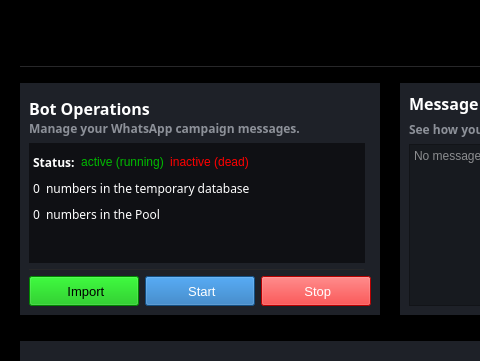
Old version of the form gui/main.ui in the repository alasgarovs/OctoBot; both pictures show x 0 to 480 and y 0 to 361 of the 800 by 598 pixel window.
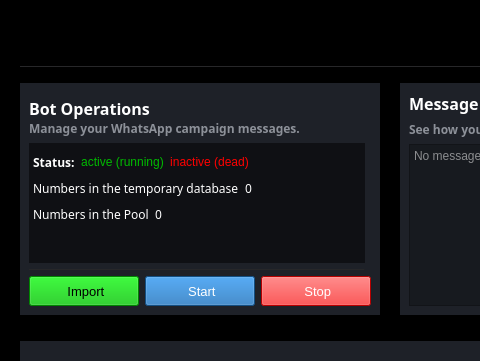
New version of the form. Icons and pictures are not drawn.

Commit message: feat:update operations sector

```diff
--- a/gui/main.ui
+++ b/gui/main.ui
@@ -575,23 +575,6 @@
               </item>
               <item>
                <layout class="QHBoxLayout" name="horizontalLayout_13">
-                <item>
-                 <widget class="QLabel" name="label_temp_numbers">
-                  <property name="font">
-                   <font>
-                    <family>Sans Serif</family>
-                    <pointsize>9</pointsize>
-                    <bold>false</bold>
-                   </font>
-                  </property>
-                  <property name="styleSheet">
-                   <string notr="true">color: rgb(255, 255, 255);</string>
-                  </property>
-                  <property name="text">
-                   <string>0</string>
-                  </property>
-                 </widget>
-                </item>
                 <item>
                  <widget class="QLabel" name="temp_numbers">
                   <property name="font">
@@ -605,7 +588,24 @@
                    <string notr="true">color: rgb(255, 255, 255);</string>
                   </property>
                   <property name="text">
-                   <string>numbers in the temporary database</string>
+                   <string>Numbers in the temporary database</string>
+                  </property>
+                 </widget>
+                </item>
+                <item>
+                 <widget class="QLabel" name="label_temp_numbers">
+                  <property name="font">
+                   <font>
+                    <family>Sans Serif</family>
+                    <pointsize>9</pointsize>
+                    <bold>false</bold>
+                   </font>
+                  </property>
+                  <property name="styleSheet">
+                   <string notr="true">color: rgb(255, 255, 255);</string>
+                  </property>
+                  <property name="text">
+                   <string>0</string>
                   </property>
                  </widget>
                 </item>
@@ -626,23 +626,6 @@
               </item>
               <item>
                <layout class="QHBoxLayout" name="horizontalLayout_17">
-                <item>
-                 <widget class="QLabel" name="label_DB_numbers">
-                  <property name="font">
-                   <font>
-                    <family>Sans Serif</family>
-                    <pointsize>9</pointsize>
-                    <bold>false</bold>
-                   </font>
-                  </property>
-                  <property name="styleSheet">
-                   <string notr="true">color: rgb(255, 255, 255);</string>
-                  </property>
-                  <property name="text">
-                   <string>0</string>
-                  </property>
-                 </widget>
-                </item>
                 <item>
                  <widget class="QLabel" name="DB_numbers">
                   <property name="font">
@@ -656,7 +639,24 @@
                    <string notr="true">color: rgb(255, 255, 255);</string>
                   </property>
                   <property name="text">
-                   <string>numbers in the Pool</string>
+                   <string>Numbers in the Pool</string>
+                  </property>
+                 </widget>
+                </item>
+                <item>
+                 <widget class="QLabel" name="label_DB_numbers">
+                  <property name="font">
+                   <font>
+                    <family>Sans Serif</family>
+                    <pointsize>9</pointsize>
+                    <bold>false</bold>
+                   </font>
+                  </property>
+                  <property name="styleSheet">
+                   <string notr="true">color: rgb(255, 255, 255);</string>
+                  </property>
+                  <property name="text">
+                   <string>0</string>
                   </property>
                  </widget>
                 </item>
```
The commit also changes 2 other files.
